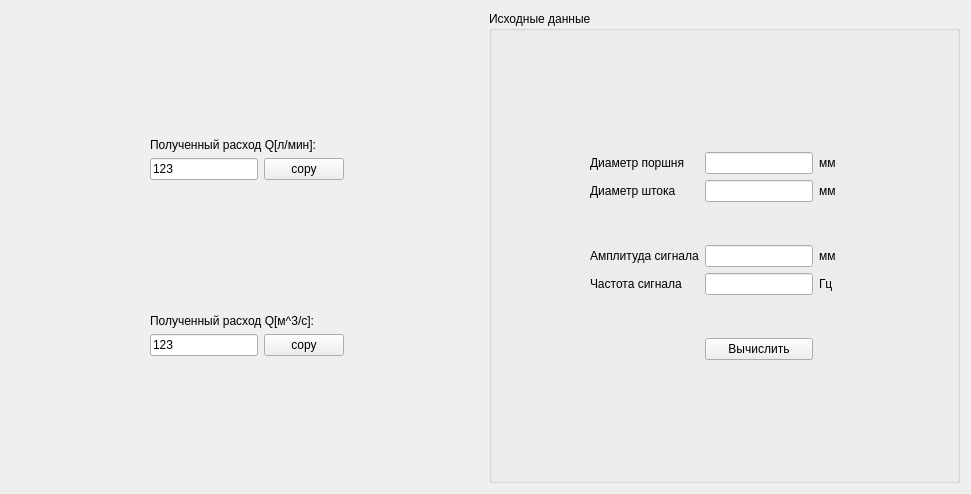
The window that mini-app/miniapp.ui (terenty-rezman/mini-app-cpp) describes before a commit, drawn with Qt 5.
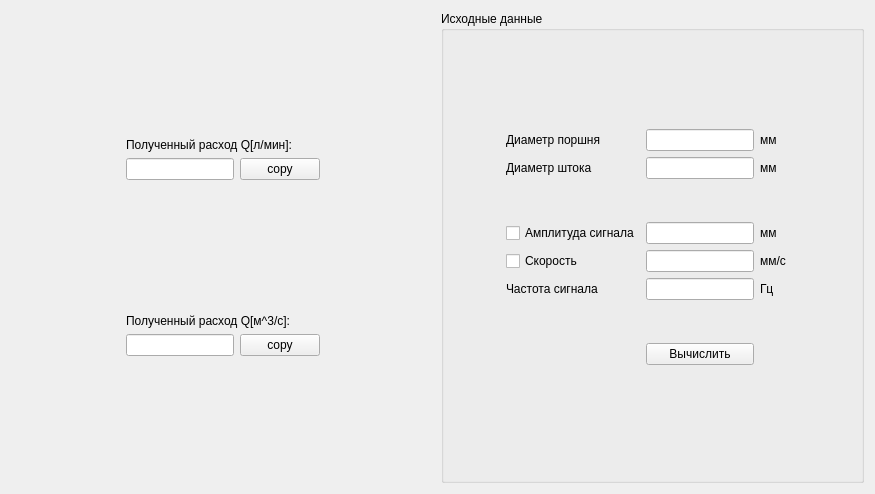
The same window after the commit.

Diff of the .ui file:
```diff
--- a/mini-app/miniapp.ui
+++ b/mini-app/miniapp.ui
@@ -6,7 +6,7 @@
    <rect>
     <x>0</x>
     <y>0</y>
-    <width>971</width>
+    <width>875</width>
     <height>494</height>
    </rect>
   </property>
@@ -62,7 +62,7 @@
                <bool>true</bool>
               </property>
               <property name="text">
-               <string>123</string>
+               <string/>
               </property>
               <property name="readOnly">
                <bool>true</bool>
@@ -140,7 +140,7 @@
                <bool>true</bool>
               </property>
               <property name="text">
-               <string>123</string>
+               <string/>
               </property>
               <property name="readOnly">
                <bool>true</bool>
@@ -308,7 +308,7 @@
             </spacer>
            </item>
            <item row="3" column="0">
-            <widget class="QLabel" name="label_10">
+            <widget class="QCheckBox" name="A_checkBox">
              <property name="text">
               <string>Амплитуда сигнала</string>
              </property>
@@ -329,23 +329,44 @@
             </widget>
            </item>
            <item row="4" column="0">
+            <widget class="QCheckBox" name="Speed_checkBox">
+             <property name="text">
+              <string>Скорость</string>
+             </property>
+            </widget>
+           </item>
+           <item row="4" column="1">
+            <widget class="QLineEdit" name="Speed">
+             <property name="text">
+              <string/>
+             </property>
+            </widget>
+           </item>
+           <item row="4" column="2">
+            <widget class="QLabel" name="label_20">
+             <property name="text">
+              <string>мм/с</string>
+             </property>
+            </widget>
+           </item>
+           <item row="5" column="0">
             <widget class="QLabel" name="label_12">
              <property name="text">
               <string>Частота сигнала</string>
              </property>
             </widget>
            </item>
-           <item row="4" column="1">
+           <item row="5" column="1">
             <widget class="QLineEdit" name="freq"/>
            </item>
-           <item row="4" column="2">
+           <item row="5" column="2">
             <widget class="QLabel" name="label_13">
              <property name="text">
               <string>Гц</string>
              </property>
             </widget>
            </item>
-           <item row="5" column="0">
+           <item row="6" column="0">
             <spacer name="verticalSpacer_9">
              <property name="orientation">
               <enum>Qt::Vertical</enum>
@@ -358,7 +379,7 @@
              </property>
             </spacer>
            </item>
-           <item row="5" column="1">
+           <item row="6" column="1">
             <spacer name="verticalSpacer_6">
              <property name="orientation">
               <enum>Qt::Vertical</enum>
@@ -371,7 +392,7 @@
              </property>
             </spacer>
            </item>
-           <item row="5" column="2">
+           <item row="6" column="2">
             <spacer name="verticalSpacer_10">
              <property name="orientation">
               <enum>Qt::Vertical</enum>
@@ -384,7 +405,7 @@
              </property>
             </spacer>
            </item>
-           <item row="6" column="0">
+           <item row="7" column="0">
             <spacer name="horizontalSpacer_5">
              <property name="orientation">
               <enum>Qt::Horizontal</enum>
@@ -397,14 +418,14 @@
              </property>
             </spacer>
            </item>
-           <item row="6" column="1">
+           <item row="7" column="1">
             <widget class="QPushButton" name="calc">
              <property name="text">
               <string>Вычислить</string>
              </property>
             </widget>
            </item>
-           <item row="6" column="2">
+           <item row="7" column="2">
             <spacer name="horizontalSpacer_6">
              <property name="orientation">
               <enum>Qt::Horizontal</enum>
```
